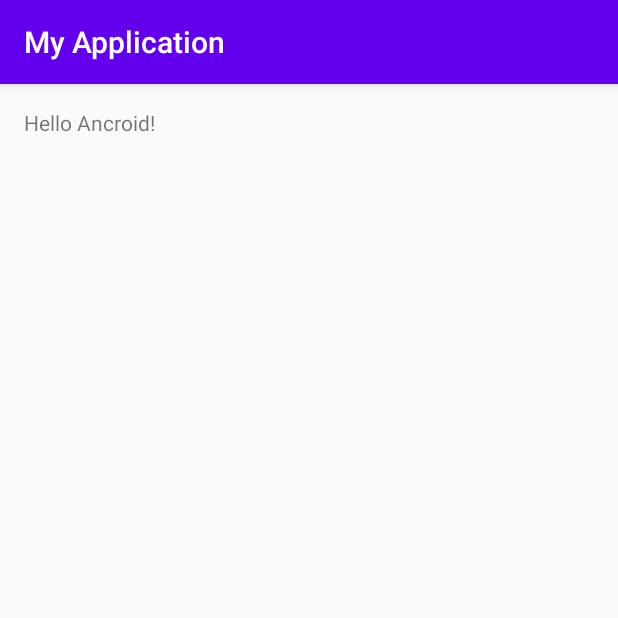
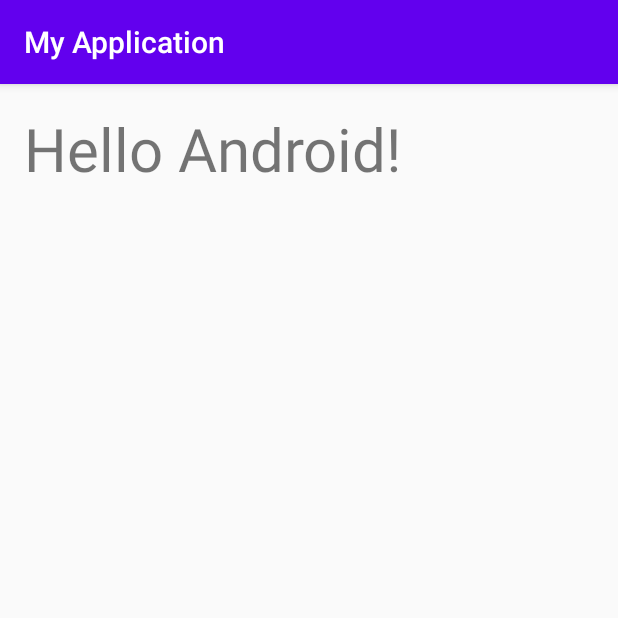
Before and after one commit to superaho/MyApplication, an Android app: the screen it shows after launch (MainActivity), on a phone screen of 412 x 824 dp, the top half of it. Run offline under Robolectric (Android 15) with nearby library versions, the phone set to English and light mode, and no system bars.

Commit message:
TextViewの文字サイズを40spに変更。

```diff
--- a/app/src/main/res/layout/activity_main.xml
+++ b/app/src/main/res/layout/activity_main.xml
@@ -14,5 +14,6 @@
     <TextView
         android:layout_width="wrap_content"
         android:layout_height="wrap_content"
-        android:text="Hello Ancroid!"/>
+        android:textSize="40sp"
+        android:text="Hello Android!" />
 </LinearLayout>
```
